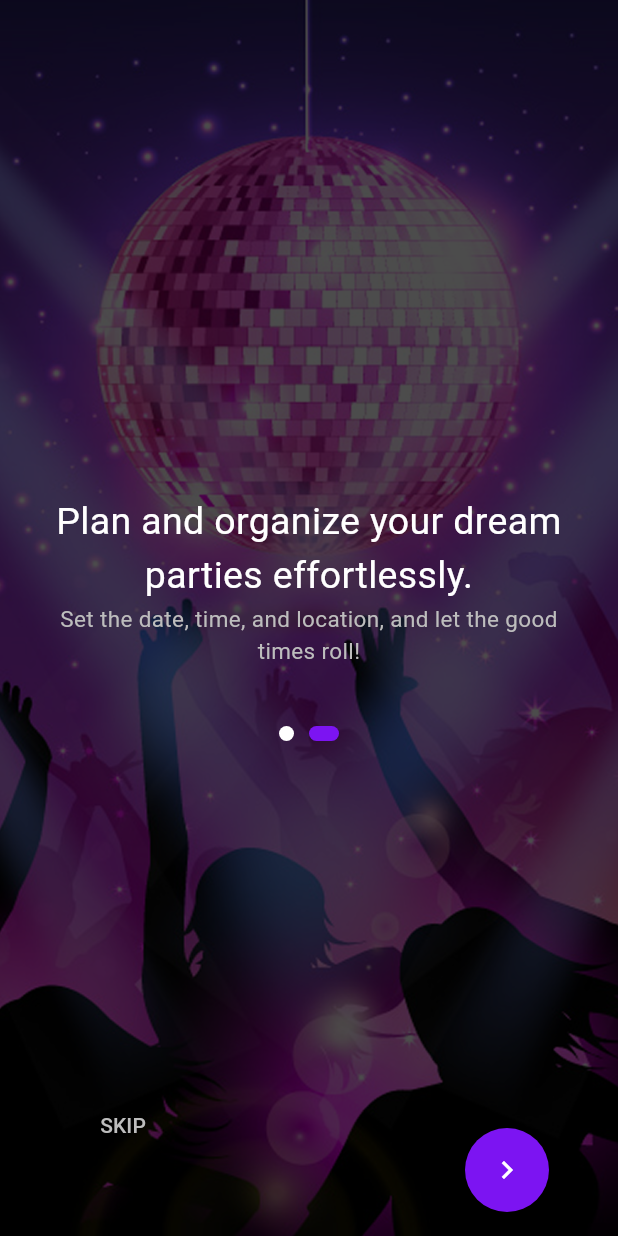
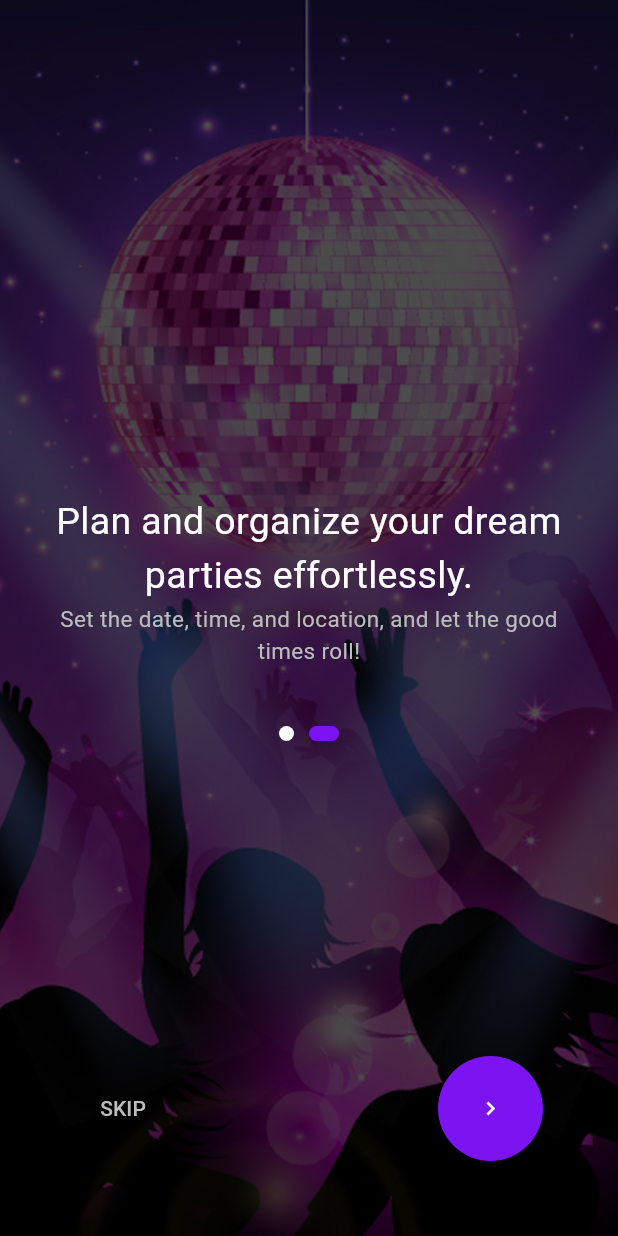
Before and after one commit to protik0939/party_app, a Flutter app: the screen it shows after launch, after a tap on the "keyboard arrow right" icon, on a phone screen of 412 x 824 dp. Run offline on Flutter 3.47's test engine with Material 3 defaults, Android fonts, the phone set to English and light mode, and no system bars.

Commit message:
problem fixed

```diff
--- a/lib/widgets/startScreen/preLoginScreen.dart
+++ b/lib/widgets/startScreen/preLoginScreen.dart
@@ -16,20 +16,6 @@ class _PreloginscreenState extends State<Preloginscreen> {
     var w = MediaQuery.widthOf(context);
 
     return Scaffold(
-      floatingActionButton: Padding(
-        padding: const EdgeInsets.only(left: 0, right: 30, top: 0, bottom: 0),
-        child: FloatingActionButton(
-          shape: CircleBorder(),
-          backgroundColor: Color(0xFF7C14F2),
-          onPressed: () {
-            Navigator.push(
-              context,
-              MaterialPageRoute(builder: (context) => Preloginscreen2()),
-            );
-          },
-          child: Icon(Icons.keyboard_arrow_right, color: Colors.white),
-        ),
-      ),
       body: Center(
         child: Stack(
           children: [
@@ -81,7 +67,6 @@ class _PreloginscreenState extends State<Preloginscreen> {
                             ),
 
                             SizedBox(width: 10),
-
                             Container(
                               height: 10,
                               width: 10,
@@ -109,12 +94,32 @@ class _PreloginscreenState extends State<Preloginscreen> {
                       onPressed: () {
                         Navigator.push(
                           context,
-                          MaterialPageRoute(
-                            builder: (context) => SignIn(),
-                          ),
+                          MaterialPageRoute(builder: (context) => SignIn()),
                         );
                       },
-                      child:Text('SKIP', style: TextStyle(color: Color(0xFFBDBDBD))),
+                      child: Text(
+                        'SKIP',
+                        style: TextStyle(color: Color(0xFFBDBDBD)),
+                      ),
+                    ),
+                    SizedBox(
+                      height: 70,
+                      width: 70,
+                      child: ElevatedButton(
+                        onPressed: () {
+                          Navigator.push(
+                            context,
+                            MaterialPageRoute(
+                              builder: (context) => Preloginscreen2(),
+                            ),
+                          );
+                        },
+                        child: Icon(Icons.keyboard_arrow_right),
+                        style: ElevatedButton.styleFrom(
+                          backgroundColor: Color(0xFF7C14F2),
+                          foregroundColor: Colors.white,
+                        ),
+                      ),
                     ),
                   ],
                 ),
--- a/lib/widgets/startScreen/preLoginScreen2.dart
+++ b/lib/widgets/startScreen/preLoginScreen2.dart
@@ -15,20 +15,6 @@ class _Preloginscreen2State extends State<Preloginscreen2> {
     var w = MediaQuery.widthOf(context);
 
     return Scaffold(
-      floatingActionButton: Padding(
-        padding: const EdgeInsets.only(left: 0, right: 30, top: 0, bottom: 0),
-        child: FloatingActionButton(
-          shape: CircleBorder(),
-          backgroundColor: Color(0xFF7C14F2),
-          onPressed: () {
-            Navigator.push(
-              context,
-              MaterialPageRoute(builder: (context) => SignIn()),
-            );
-          },
-          child: Icon(Icons.keyboard_arrow_right, color: Colors.white),
-        ),
-      ),
       body: Center(
         child: Stack(
           children: [
@@ -116,6 +102,23 @@ class _Preloginscreen2State extends State<Preloginscreen2> {
                         style: TextStyle(color: Color(0xFFBDBDBD)),
                       ),
                     ),
+                    SizedBox(
+                      height: 70,
+                      width: 70,
+                      child: ElevatedButton(
+                        onPressed: () {
+                          Navigator.push(
+                            context,
+                            MaterialPageRoute(builder: (context) => SignIn()),
+                          );
+                        },
+                        child: Icon(Icons.keyboard_arrow_right),
+                        style: ElevatedButton.styleFrom(
+                          backgroundColor: Color(0xFF7C14F2),
+                          foregroundColor: Colors.white,
+                        ),
+                      ),
+                    ),
                   ],
                 ),
               ),
--- a/lib/widgets/startScreen/startScreen.dart
+++ b/lib/widgets/startScreen/startScreen.dart
@@ -25,24 +25,23 @@ class _StartScreenState extends State<StartScreen> {
   route() {
     Navigator.pushReplacement(
       context,
-      MaterialPageRoute(builder: (context) => Preloginscreen())
+      MaterialPageRoute(builder: (context) => Preloginscreen()),
     );
   }
 
   @override
   Widget build(BuildContext context) {
+
     var h = MediaQuery.heightOf(context);
     var w = MediaQuery.widthOf(context);
 
     return Scaffold(
-      body: SizedBox(
+      body: Container(
         height: h,
         width: w,
-        child: Center(
-          child: Image.asset(
-            'assets/images/splash_screen.png',
-            fit: BoxFit.fitHeight,
-          ),
+        child: Image.asset(
+          'assets/images/splash_screen.png',
+          fit: BoxFit.fitHeight,
         ),
       ),
     );
```
Also changed, not shown: 1 other file.
